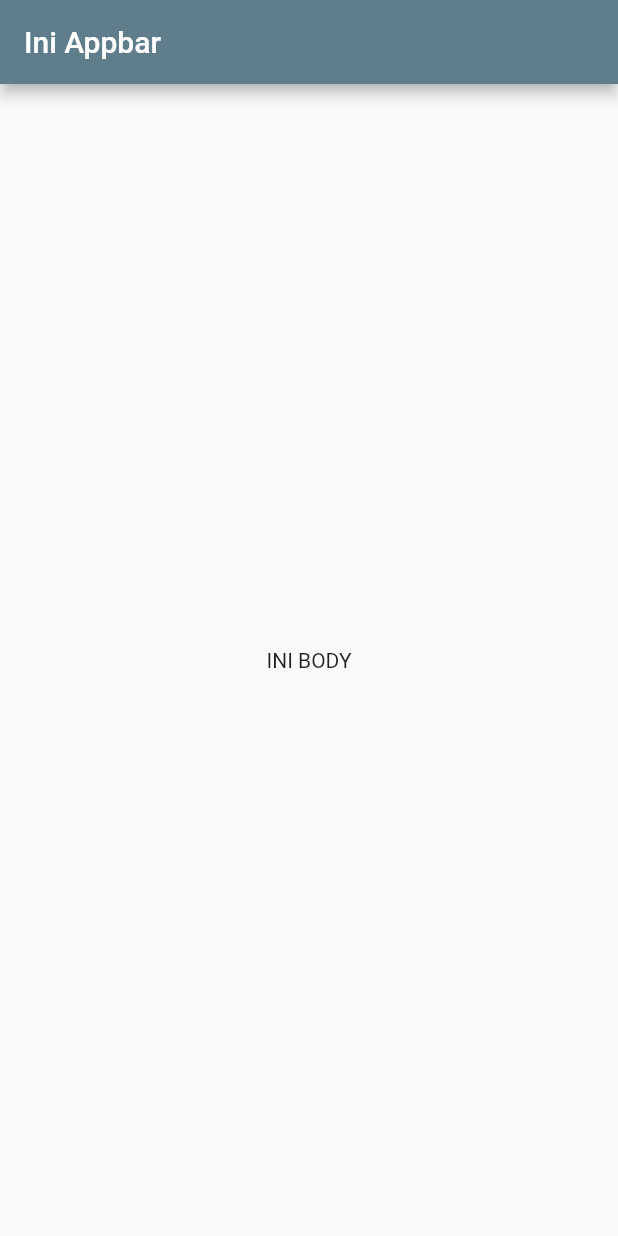
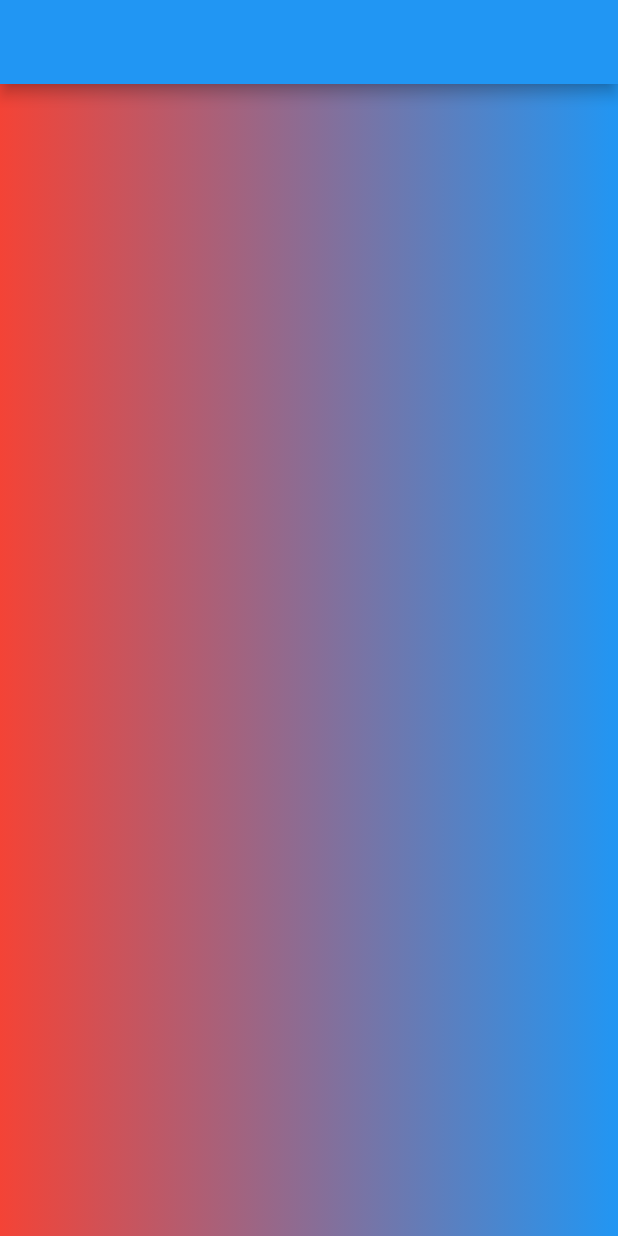
Before and after one commit to yukenz/progress_flutter, a Flutter app: the screen it shows after launch, on a phone screen of 412 x 824 dp. Run offline on Flutter 3.47's test engine with Material 2 defaults, Android fonts, the phone set to English and light mode, and no system bars.

Commit message:
belajar gradient container

```diff
--- a/lib/main.dart
+++ b/lib/main.dart
@@ -1,8 +1,8 @@
 import 'package:flutter/material.dart';
 
-void main() => runApp(MyApp());
+void main() => runApp(containerlineargradient());
 
-class MyApp extends StatelessWidget {
+class app1 extends StatelessWidget {
   @override
   Widget build(BuildContext context) {
     return MaterialApp(
@@ -12,10 +12,29 @@ class MyApp extends StatelessWidget {
           title: Text("Ini Appbar"),
           primary: true,
           toolbarTextStyle: TextStyle(backgroundColor: Colors.red),
-          backgroundColor: Colors.blueGrey,
         ),
-        body: Center(child: Text("INI BODY")),
+        body: Center(
+          child: Text("INI BODY"),
+        ),
       ),
     );
   }
 }
+
+class containerlineargradient extends StatelessWidget {
+  const containerlineargradient({Key key}) : super(key: key);
+
+  @override
+  Widget build(BuildContext context) {
+    return MaterialApp(
+      home: Scaffold(
+        appBar: AppBar(),
+        body: Container(
+            decoration: BoxDecoration(
+                gradient: LinearGradient(
+          colors: [Colors.red, Colors.blue],
+        ))),
+      ),
+    );
+  }
+}
```
